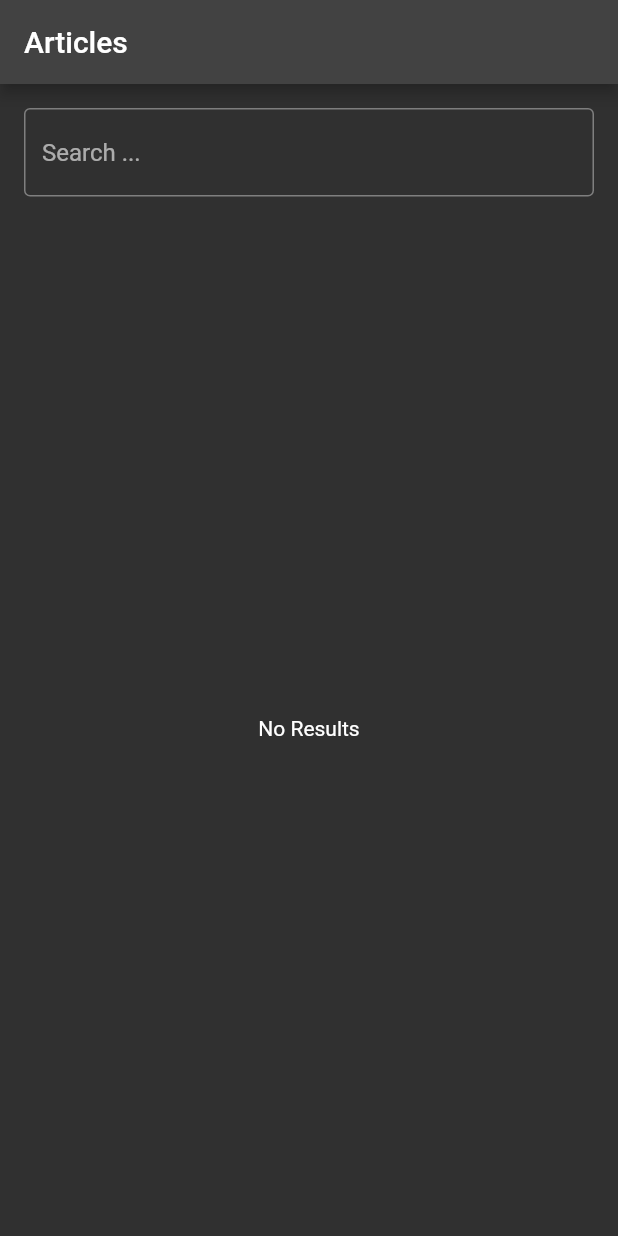
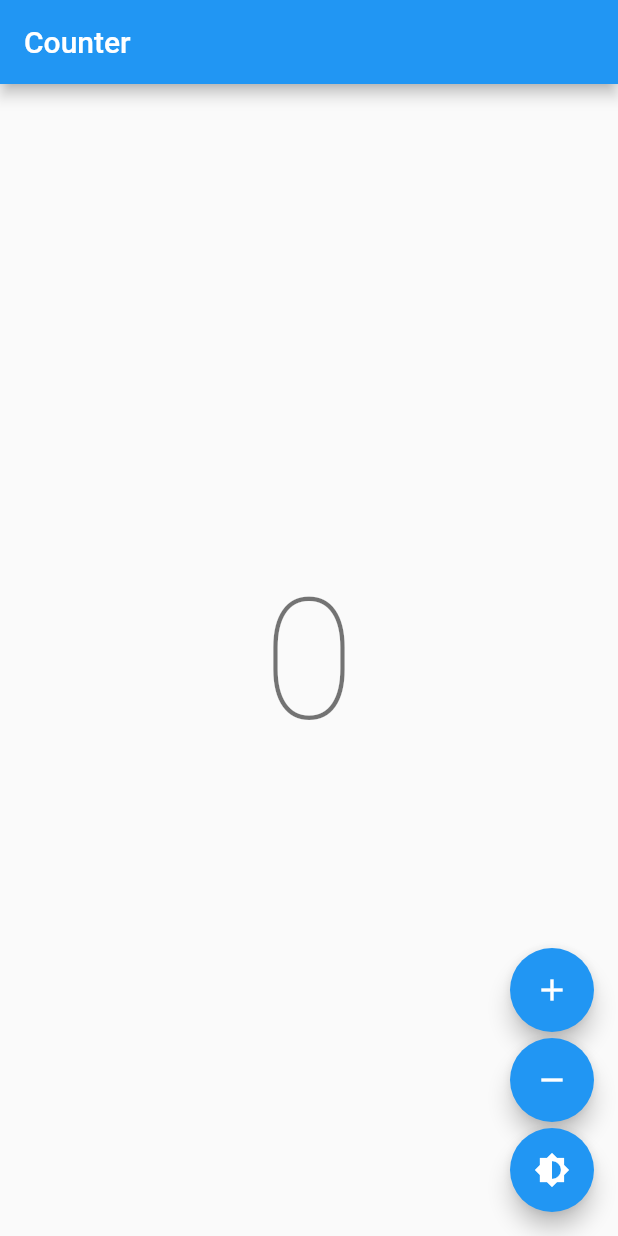
Before and after one commit to aofattaporn/practice-Flutter-2022, a Flutter app: the screen it shows after launch, on a phone screen of 412 x 824 dp. Run offline on Flutter 3.47's test engine with Material 2 defaults, Android fonts, the phone set to English and light mode, and no system bars; our stand-ins replace flutter_bloc, rive.

Commit message:
bloc testing

```diff
--- /dev/null
+++ b/lib/App.dart
@@ -0,0 +1,16 @@
+import 'package:flutter/cupertino.dart';
+import 'package:flutter_bloc/flutter_bloc.dart';
+import 'package:test_flutter/src/blocs/counter/CounterEvent.dart';
+import 'package:test_flutter/src/views/AppViiew.dart';
+
+class App extends StatelessWidget {
+  const App({Key? key}) : super(key: key);
+
+  @override
+  Widget build(BuildContext context) {
+    return BlocProvider(
+      create: (_) => ThemeCubit(),
+      child: const AppView(),
+    );
+  }
+}
--- a/lib/main.dart
+++ b/lib/main.dart
@@ -1,22 +1,25 @@
 import 'package:flutter/material.dart';
-import 'package:test_flutter/src/ui/ArticleListScreen.dart';
+import 'package:flutter_bloc/flutter_bloc.dart';
 
-bool shouldUseFirestoreEmulator = false;
+import 'App.dart';
 
-Future<void> main() async {
-  runApp(const MyApp());
+/// Custom [BlocObserver] that observes all bloc and cubit state changes.
+class AppBlocObserver extends BlocObserver {
+  @override
+  void onChange(BlocBase bloc, Change change) {
+    super.onChange(bloc, change);
+    if (bloc is Cubit) print(change);
+  }
+
+  @override
+  void onTransition(Bloc bloc, Transition transition) {
+    super.onTransition(bloc, transition);
+    print(transition);
+  }
 }
 
-class MyApp extends StatelessWidget {
-  const MyApp({Key? key}) : super(key: key);
-
-  @override
-  Widget build(BuildContext context) {
-    return MaterialApp(
-      debugShowCheckedModeBanner: false,
-      theme: ThemeData.dark(),
-      // home: NomalBars(),
-      home: const ArticleListScreen()
-    );
-  }
+void main() {
+  /// custom observer for check log on state
+  Bloc.observer = AppBlocObserver();
+  runApp(const App());
 }
--- a/lib/src/blocs/bloc.dart
+++ /dev/null
@@ -1,3 +0,0 @@
-abstract class Bloc {
-  void dispose();
-}
--- /dev/null
+++ b/lib/src/blocs/counter/CounterEvent.dart
@@ -0,0 +1,49 @@
+import 'package:flutter/material.dart';
+import 'package:flutter_bloc/flutter_bloc.dart';
+
+/// Event being processed by [CounterBloc].
+abstract class CounterEvent {}
+
+/// Notifies bloc to increment state.
+class CounterIncrementPressed extends CounterEvent {}
+
+/// Notifies bloc to decrement state.
+class CounterDecrementPressed extends CounterEvent {}
+
+/// {@template counter_bloc}
+/// A simple [Bloc] that manages an `int` as its state.
+/// {@endtemplate}
+class CounterBloc extends Bloc<CounterEvent, int> {
+  /// {@macro counter_bloc}
+  CounterBloc() : super(0) {
+    on<CounterIncrementPressed>((event, emit) => emit(state + 1));
+    on<CounterDecrementPressed>((event, emit) => emit(state - 1));
+  }
+}
+
+/// {@template brightness_cubit}
+/// A simple [Cubit] that manages the [ThemeData] as its state.
+/// {@endtemplate}
+class ThemeCubit extends Cubit<ThemeData> {
+  /// {@macro brightness_cubit}
+  ThemeCubit() : super(_lightTheme);
+
+  static final _lightTheme = ThemeData(
+    floatingActionButtonTheme: const FloatingActionButtonThemeData(
+      foregroundColor: Colors.white,
+    ),
+    brightness: Brightness.light,
+  );
+
+  static final _darkTheme = ThemeData(
+    floatingActionButtonTheme: const FloatingActionButtonThemeData(
+      foregroundColor: Colors.black,
+    ),
+    brightness: Brightness.dark,
+  );
+
+  /// Toggles the current brightness between light and dark.
+  void toggleTheme() {
+    emit(state.brightness == Brightness.dark ? _lightTheme : _darkTheme);
+  }
+}
--- /dev/null
+++ b/lib/src/screens/CounterScreen.dart
@@ -0,0 +1,23 @@
+import 'package:flutter/cupertino.dart';
+import 'package:flutter_bloc/flutter_bloc.dart';
+
+import '../../main.dart';
+import '../blocs/counter/CounterEvent.dart';
+import '../views/Counterview.dart';
+
+/// {@template counter_page}
+/// A [StatelessWidget] that:
+/// * provides a [CounterBloc] to the [CounterView].
+/// {@endtemplate}
+class CounterPage extends StatelessWidget {
+  /// {@macro counter_page}
+  const CounterPage({Key? key}) : super(key: key);
+
+  @override
+  Widget build(BuildContext context) {
+    return BlocProvider(
+      create: (_) => CounterBloc(),
+      child: const CounterView(),
+    );
+  }
+}
--- a/lib/src/ui/ArticleListScreen.dart
+++ /dev/null
@@ -1,47 +0,0 @@
-
-import 'package:flutter/cupertino.dart';
-import 'package:flutter/material.dart';
-
-class ArticleListScreen extends StatelessWidget {
-
-  const ArticleListScreen({Key? key}) : super(key: key);
-
-  @override
-  Widget build(BuildContext context) {
-    // 1
-    return Scaffold(
-
-      /// section appbar
-      appBar: AppBar(
-          title: const Text(
-              'Articles'
-          )
-      ),
-
-      /// sectioc create input  for searching
-      body: Column(
-        children: [
-          Padding(
-            padding: const EdgeInsets.all(16),
-            child: TextField(
-              decoration: const InputDecoration(
-                  border: OutlineInputBorder(), hintText: 'Search ...'),
-              onChanged: (query) {
-                // 2
-              },
-            ),
-          ),
-          Expanded(
-            // 3
-            child:_buildResults(),
-          )
-        ],
-      ),
-
-    );
-  }
-
-  Widget _buildResults() {
-    return const Center(child: Text('No Results'));
-  }
-}
--- /dev/null
+++ b/lib/src/views/AppViiew.dart
@@ -0,0 +1,30 @@
+import 'package:flutter/cupertino.dart';
+import 'package:flutter/material.dart';
+import 'package:flutter_bloc/flutter_bloc.dart';
+
+import '../blocs/counter/CounterEvent.dart';
+import '../screens/CounterScreen.dart';
+
+
+/// {@template app_view}
+/// A [StatelessWidget] that:
+/// * reacts to state changes in the [ThemeCubit]
+/// and updates the theme of the [MaterialApp].
+/// * renders the [CounterPage].
+/// {@endtemplate}
+class AppView extends StatelessWidget {
+  /// {@macro app_view}
+  const AppView({Key? key}) : super(key: key);
+
+  @override
+  Widget build(BuildContext context) {
+    return BlocBuilder<ThemeCubit, ThemeData>(
+      builder: (_, theme) {
+        return MaterialApp(
+          theme: theme,
+          home: const CounterPage(),
+        );
+      },
+    );
+  }
+}
--- /dev/null
+++ b/lib/src/views/Counterview.dart
@@ -0,0 +1,54 @@
+import 'package:flutter/cupertino.dart';
+import 'package:flutter/material.dart';
+import 'package:flutter_bloc/flutter_bloc.dart';
+
+import '../blocs/counter/CounterEvent.dart';
+
+/// {@template counter_view}
+/// A [StatelessWidget] that:
+/// * demonstrates how to consume and interact with a [CounterBloc].
+/// {@endtemplate}
+class CounterView extends StatelessWidget {
+  /// {@macro counter_view}
+  const CounterView({Key? key}) : super(key: key);
+
+  @override
+  Widget build(BuildContext context) {
+    return Scaffold(
+      appBar: AppBar(title: const Text('Counter')),
+      body: Center(
+        child: BlocBuilder<CounterBloc, int>(
+          builder: (context, count) {
+            return Text('$count', style: Theme.of(context).textTheme.headline1);
+          },
+        ),
+      ),
+      floatingActionButton: Column(
+        crossAxisAlignment: CrossAxisAlignment.end,
+        mainAxisAlignment: MainAxisAlignment.end,
+        children: <Widget>[
+          FloatingActionButton(
+            child: const Icon(Icons.add),
+            onPressed: () {
+              context.read<CounterBloc>().add(CounterIncrementPressed());
+            },
+          ),
+          const SizedBox(height: 4),
+          FloatingActionButton(
+            child: const Icon(Icons.remove),
+            onPressed: () {
+              context.read<CounterBloc>().add(CounterDecrementPressed());
+            },
+          ),
+          const SizedBox(height: 4),
+          FloatingActionButton(
+            child: const Icon(Icons.brightness_6),
+            onPressed: () {
+              context.read<ThemeCubit>().toggleTheme();
+            },
+          ),
+        ],
+      ),
+    );
+  }
+}
```
Also changed, not shown: lib/app.dart (deleted, +0 -63 lines), lib/src/blocs/ArticleListBloc.dart (deleted, +0 -28 lines), lib/src/models/task.dart (added, +18 -0 lines), lib/src/screens/TaskScreen.dart (added, +36 -0 lines), lib/src/test.dart (deleted).
